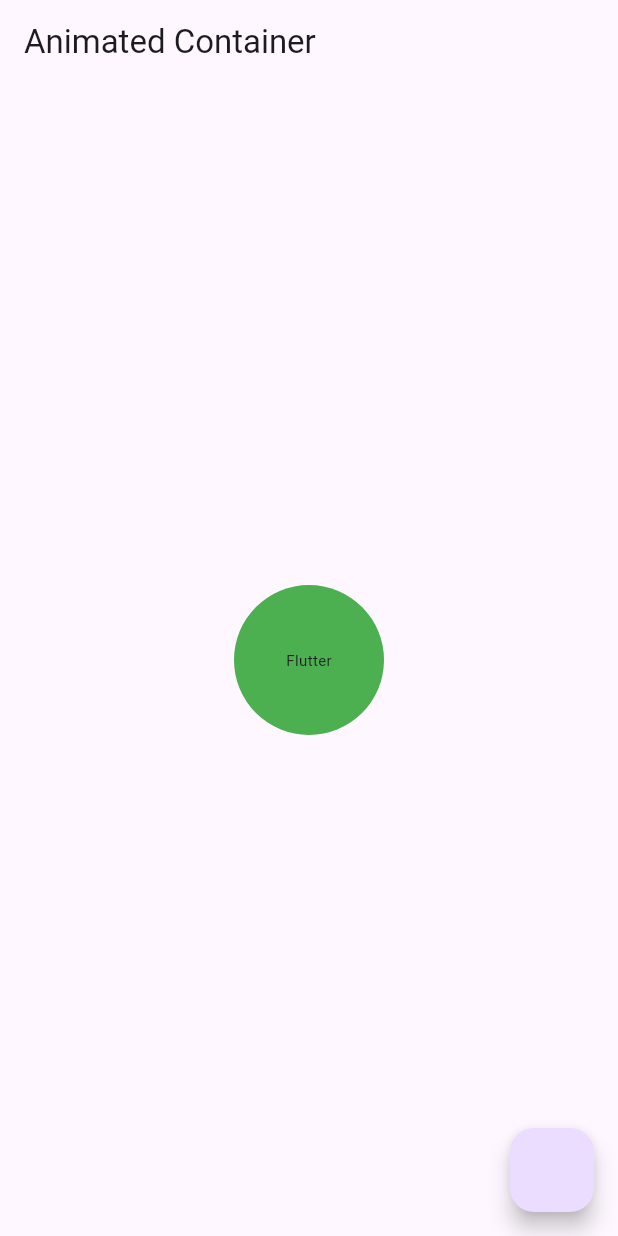
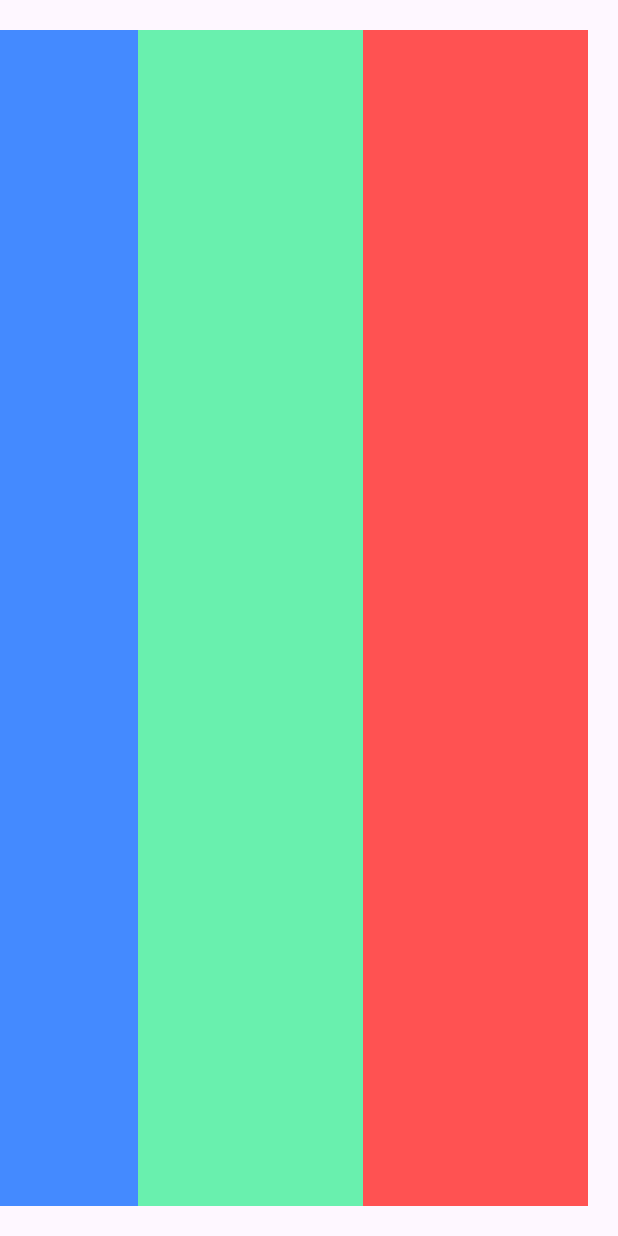
Before and after one commit to waizkamboh/flutter_widget, a Flutter app: the screen it shows after launch, on a phone screen of 412 x 824 dp. Run offline on Flutter 3.47's test engine with Material 3 defaults, Android fonts, the phone set to English and light mode, and no system bars.

Commit message:
list view widget

```diff
--- a/lib/main.dart
+++ b/lib/main.dart
@@ -5,6 +5,7 @@ import 'package:flutter_widget/widget/bottom_navigation_bar.dart';
 import 'package:flutter_widget/widget/drawer.dart';
 import 'package:flutter_widget/widget/icon.dart';
 import 'package:flutter_widget/widget/layout_builder.dart';
+import 'package:flutter_widget/widget/list_view.dart';
 import 'package:flutter_widget/widget/rich_text.dart';
 import 'package:flutter_widget/widget/sliver_app_bar.dart';
 import 'package:flutter_widget/widget/tab_bar.dart';
@@ -27,7 +28,7 @@ class MyApp extends StatelessWidget {
       theme: ThemeData(
         colorScheme: ColorScheme.fromSeed(seedColor: Colors.deepPurple),
       ),
-      home: AnimatedContainerWidget(),
+      home: ListViewWidget(),
     );
   }
 }
--- a/lib/widget/animated_container.dart
+++ b/lib/widget/animated_container.dart
@@ -35,7 +35,7 @@ class _AnimatedContainerWidgetState extends State<AnimatedContainerWidget> {
             duration: Duration(milliseconds: 500),
           curve: Curves.fastLinearToSlowEaseIn,
           child: FittedBox(
-             fit: BoxFit.scaleDown,
+            // fit: BoxFit.scaleDown,
               child: Text(
                 'Flutter',
                 style: TextStyle(fontSize: 10),)),
--- /dev/null
+++ b/lib/widget/list_view.dart
@@ -0,0 +1,53 @@
+import 'package:flutter/material.dart';
+
+class ListViewWidget extends StatefulWidget {
+  const ListViewWidget({super.key});
+
+  @override
+  State<ListViewWidget> createState() => _ListViewWidgetState();
+}
+
+class _ListViewWidgetState extends State<ListViewWidget> {
+  @override
+  Widget build(BuildContext context) {
+    return Scaffold(
+      body: ListView(
+        padding: EdgeInsets.all(20),
+       // physics: NeverScrollableScrollPhysics(),
+        reverse: true,
+        scrollDirection: Axis.horizontal,
+        children: [
+          Container(
+            width: 150,
+            color: Colors.redAccent,
+            child: Text(''),
+          ),Container(
+            width: 150,
+            color: Colors.greenAccent,
+            child: Text(''),
+          ),Container(
+            width: 150,
+            color: Colors.blueAccent,
+            child: Text(''),
+          ),Container(
+            width: 150,
+            color: Colors.amberAccent,
+            child: Text(''),
+          ),Container(
+            width: 150,
+            color: Colors.cyanAccent,
+            child: Text(''),
+          ),Container(
+            width: 150,
+            color: Colors.deepOrangeAccent,
+            child: Text(''),
+          ),Container(
+            width: 150,
+            color: Colors.lightBlueAccent,
+            child: Text(''),
+          ),
+        ],
+      ),
+    );
+  }
+}
```
